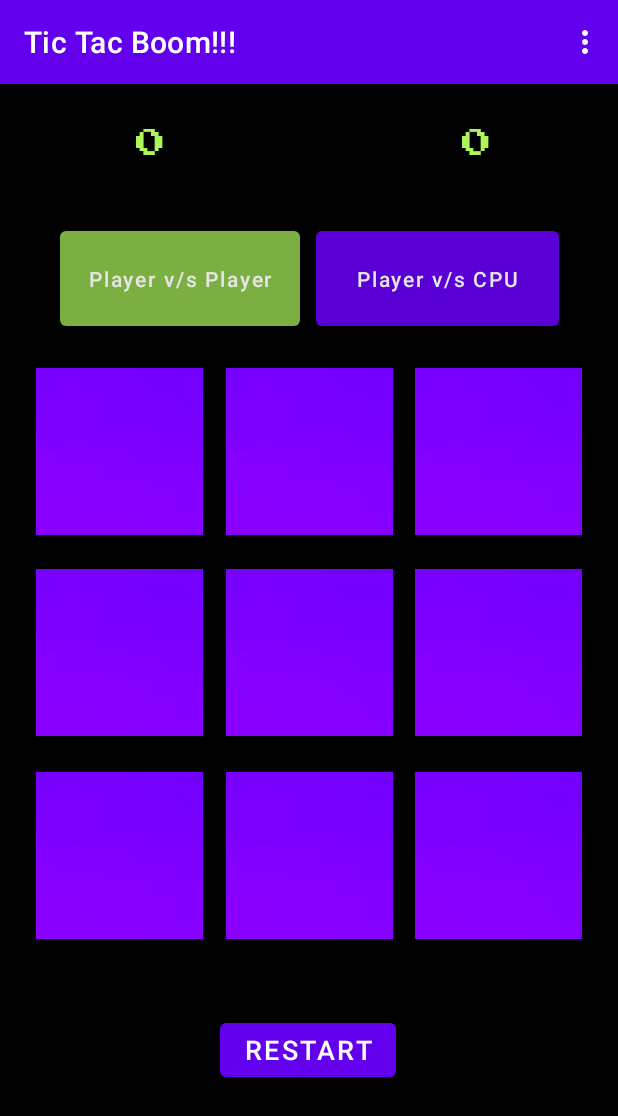
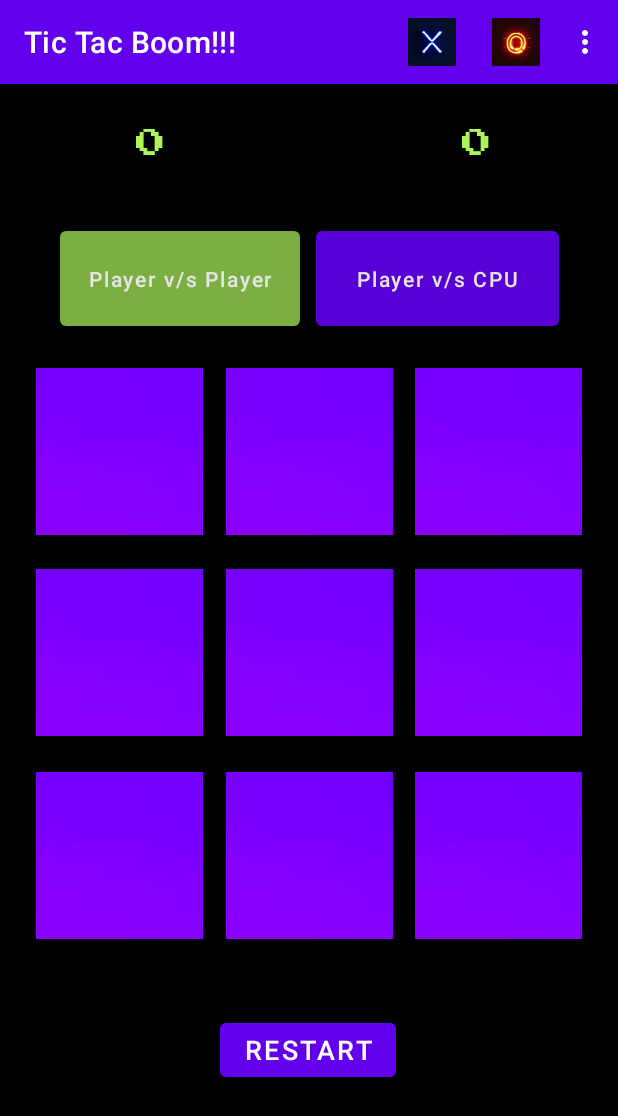
Before and after one commit to edamour1/Tic_Tac_Boom, an Android app: the screen it shows after launch (MainActivity), on a phone screen of 412 x 824 dp. Shown: the top 1116 px of the screen. Run offline under Robolectric (Android 15) with nearby library versions, the phone set to English and light mode, and no system bars.

Commit message:
Toolbar menu icons for x & o skins are visible.

```diff
--- a/app/src/main/res/layout/activity_main.xml
+++ b/app/src/main/res/layout/activity_main.xml
@@ -20,7 +20,7 @@
             android:background="?attr/colorPrimary"
             app:popupTheme="@style/Theme.TicTacBoom.PopupOverlay" />
 
-    </com.google.android.material.appbar.AppBarLayout>
+</com.google.android.material.appbar.AppBarLayout>
 
     <Button
         android:id="@+id/PVP"
--- a/app/src/main/res/menu/menu_main.xml
+++ b/app/src/main/res/menu/menu_main.xml
@@ -7,4 +7,16 @@
         android:orderInCategory="100"
         android:title="@string/action_settings"
         app:showAsAction="never" />
+    <item
+        android:id="@+id/x_skins"
+        android:icon="@drawable/neon_blue_x"
+        android:orderInCategory="101"
+        android:title="x skins"
+        app:showAsAction="always" />
+    <item
+        android:id="@+id/o_skins"
+        android:icon="@drawable/neon_red_o"
+        android:orderInCategory="101"
+        android:title="o skins"
+        app:showAsAction="always" />
 </menu>
```
